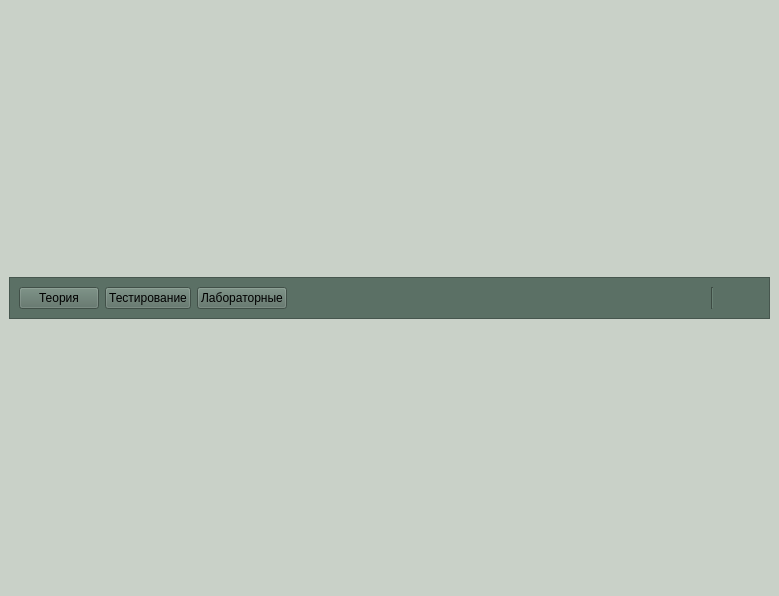
The window that mainwindow.ui (ThomasLucky13/ASSofOOP-Automated-Studying-System-) describes before a commit, drawn with Qt 5.
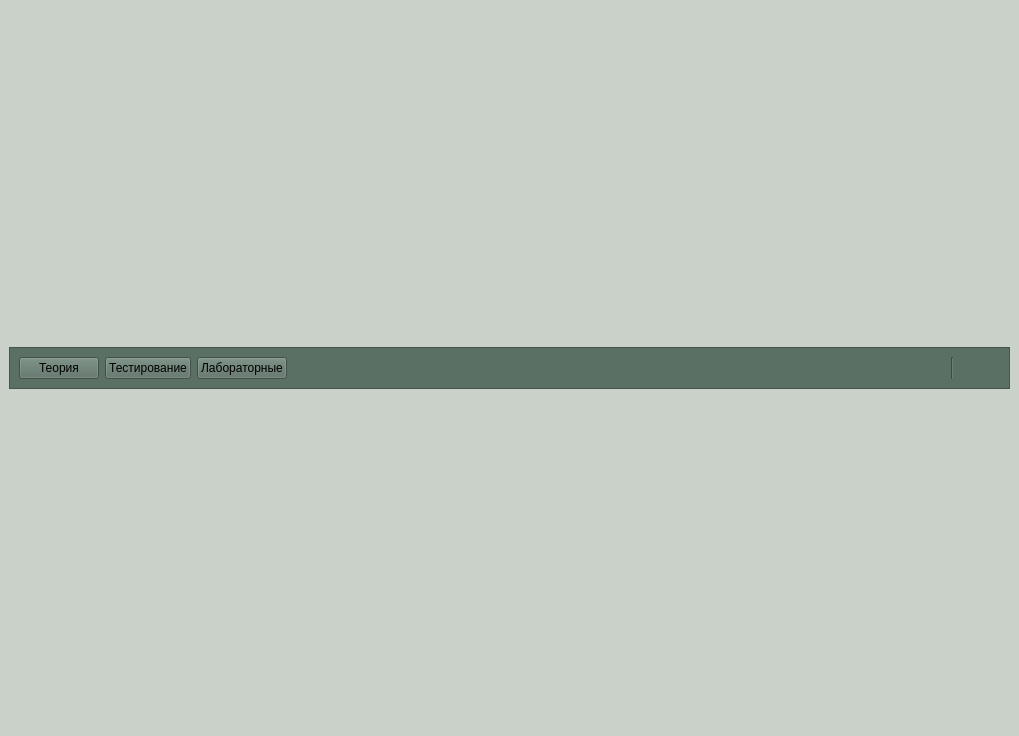
The same window after the commit. Icons and pictures are not drawn.

The edit to the form file:
```diff
--- a/mainwindow.ui
+++ b/mainwindow.ui
@@ -6,8 +6,8 @@
    <rect>
     <x>0</x>
     <y>0</y>
-    <width>779</width>
-    <height>596</height>
+    <width>1019</width>
+    <height>736</height>
    </rect>
   </property>
   <property name="sizePolicy">
```
